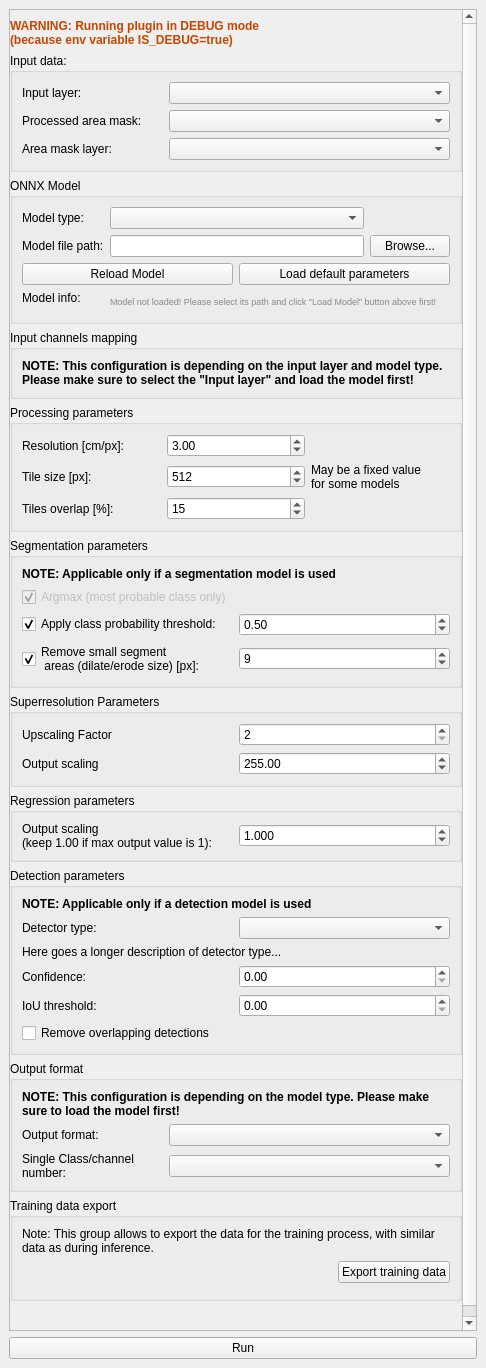
Before: the Qt Designer form src/deepness/deepness_dockwidget.ui in PUTvision/qgis-plugin-deepness, drawn with Qt 5.
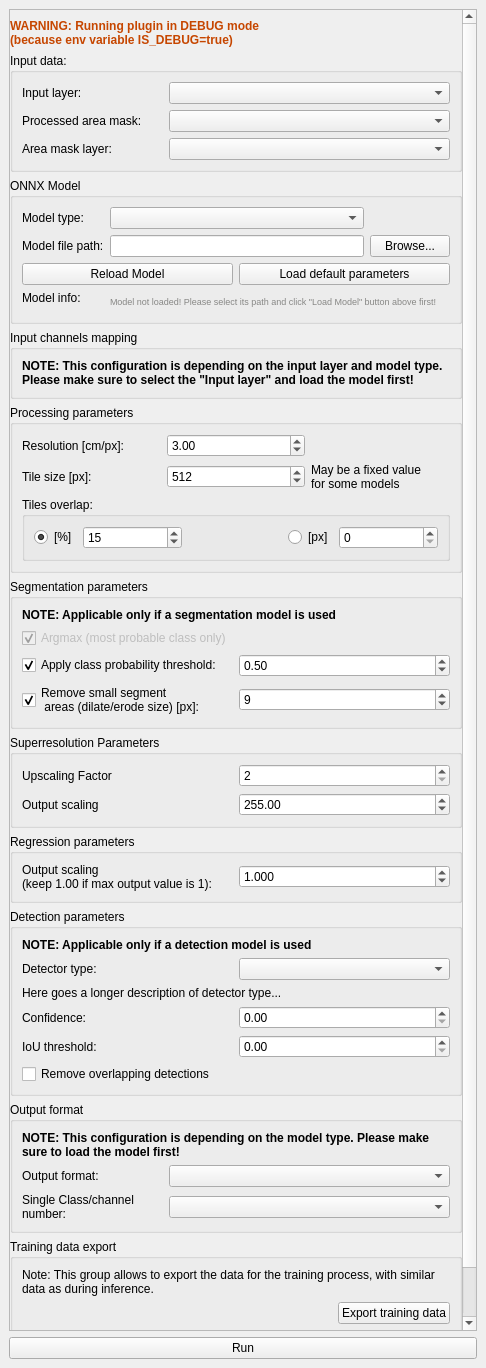
After: the same form once the commit is applied. Custom widgets are drawn as their Qt base class.

Commit message: Add pixel overlap option

Diff of the .ui file:
```diff
--- a/src/deepness/deepness_dockwidget.ui
+++ b/src/deepness/deepness_dockwidget.ui
@@ -26,7 +26,7 @@
          <x>0</x>
          <y>0</y>
          <width>452</width>
-         <height>1503</height>
+         <height>1487</height>
         </rect>
        </property>
        <layout class="QVBoxLayout" name="verticalLayout_3">
@@ -44,7 +44,6 @@
           <property name="font">
            <font>
             <pointsize>9</pointsize>
-            <weight>75</weight>
             <bold>true</bold>
            </font>
           </property>
@@ -238,7 +237,6 @@
             <widget class="QLabel" name="label_12">
              <property name="font">
               <font>
-               <weight>75</weight>
                <bold>true</bold>
               </font>
              </property>
@@ -265,13 +263,6 @@
            <string>Processing parameters</string>
           </property>
           <layout class="QGridLayout" name="gridLayout_8">
-           <item row="1" column="0">
-            <widget class="QLabel" name="label_8">
-             <property name="text">
-              <string>Tile size [px]:</string>
-             </property>
-            </widget>
-           </item>
            <item row="0" column="1">
             <widget class="QDoubleSpinBox" name="doubleSpinBox_resolution_cm_px">
              <property name="toolTip">
@@ -291,6 +282,96 @@
              </property>
             </widget>
            </item>
+           <item row="2" column="0" colspan="3">
+            <widget class="QGroupBox" name="groupBox">
+             <property name="title">
+              <string>Tiles overlap:</string>
+             </property>
+             <layout class="QGridLayout" name="gridLayout_3">
+              <item row="0" column="1">
+               <widget class="QSpinBox" name="spinBox_processingTileOverlapPercentage">
+                <property name="sizePolicy">
+                 <sizepolicy hsizetype="MinimumExpanding" vsizetype="Fixed">
+                  <horstretch>0</horstretch>
+                  <verstretch>0</verstretch>
+                 </sizepolicy>
+                </property>
+                <property name="minimumSize">
+                 <size>
+                  <width>80</width>
+                  <height>0</height>
+                 </size>
+                </property>
+                <property name="toolTip">
+                 <string>&lt;html&gt;&lt;head/&gt;&lt;body&gt;&lt;p&gt;Defines how much tiles should overlap on their neighbours during processing.&lt;/p&gt;&lt;p&gt;Especially required for model which introduce distortions on the edges of images, so that it can be removed in postprocessing.&lt;/p&gt;&lt;/body&gt;&lt;/html&gt;</string>
+                </property>
+                <property name="suffix">
+                 <string/>
+                </property>
+                <property name="value">
+                 <number>15</number>
+                </property>
+               </widget>
+              </item>
+              <item row="0" column="4">
+               <widget class="QSpinBox" name="spinBox_processingTileOverlapPixels">
+                <property name="sizePolicy">
+                 <sizepolicy hsizetype="MinimumExpanding" vsizetype="Fixed">
+                  <horstretch>0</horstretch>
+                  <verstretch>0</verstretch>
+                 </sizepolicy>
+                </property>
+                <property name="minimumSize">
+                 <size>
+                  <width>80</width>
+                  <height>0</height>
+                 </size>
+                </property>
+                <property name="maximum">
+                 <number>9999999</number>
+                </property>
+               </widget>
+              </item>
+              <item row="0" column="3">
+               <widget class="QRadioButton" name="radioButton_processingTileOverlapPixels">
+                <property name="text">
+                 <string>[px]</string>
+                </property>
+               </widget>
+              </item>
+              <item row="0" column="0">
+               <widget class="QRadioButton" name="radioButton_processingTileOverlapPercentage">
+                <property name="text">
+                 <string>[%]</string>
+                </property>
+                <property name="checked">
+                 <bool>true</bool>
+                </property>
+               </widget>
+              </item>
+              <item row="0" column="2">
+               <spacer name="horizontalSpacer_2">
+                <property name="orientation">
+                 <enum>Qt::Horizontal</enum>
+                </property>
+                <property name="sizeHint" stdset="0">
+                 <size>
+                  <width>40</width>
+                  <height>20</height>
+                 </size>
+                </property>
+               </spacer>
+              </item>
+             </layout>
+            </widget>
+           </item>
+           <item row="1" column="0">
+            <widget class="QLabel" name="label_8">
+             <property name="text">
+              <string>Tile size [px]:</string>
+             </property>
+            </widget>
+           </item>
            <item row="0" column="0">
             <widget class="QLabel" name="label">
              <property name="text">
@@ -298,6 +379,14 @@
              </property>
             </widget>
            </item>
+           <item row="1" column="2">
+            <widget class="QLabel" name="label_13">
+             <property name="text">
+              <string>May be a fixed value
+for some models</string>
+             </property>
+            </widget>
+           </item>
            <item row="1" column="1">
             <widget class="QSpinBox" name="spinBox_tileSize_px">
              <property name="enabled">
@@ -314,34 +403,6 @@
              </property>
             </widget>
            </item>
-           <item row="1" column="2">
-            <widget class="QLabel" name="label_13">
-             <property name="text">
-              <string>May be a fixed value
-for some models</string>
-             </property>
-            </widget>
-           </item>
-           <item row="2" column="0">
-            <widget class="QLabel" name="label_19">
-             <property name="text">
-              <string>Tiles overlap [%]:</string>
-             </property>
-            </widget>
-           </item>
-           <item row="2" column="1">
-            <widget class="QSpinBox" name="spinBox_processingTileOverlapPercentage">
-             <property name="toolTip">
-              <string>&lt;html&gt;&lt;head/&gt;&lt;body&gt;&lt;p&gt;Defines how much tiles should overlap on their neighbours during processing.&lt;/p&gt;&lt;p&gt;Especially required for model which introduce distortions on the edges of images, so that it can be removed in postprocessing.&lt;/p&gt;&lt;/body&gt;&lt;/html&gt;</string>
-             </property>
-             <property name="suffix">
-              <string/>
-             </property>
-             <property name="value">
-              <number>15</number>
-             </property>
-            </widget>
-           </item>
           </layout>
          </widget>
         </item>
@@ -371,7 +432,6 @@
             <widget class="QLabel" name="label_2">
              <property name="font">
               <font>
-               <weight>75</weight>
                <bold>true</bold>
               </font>
              </property>
@@ -567,7 +627,6 @@
             <widget class="QLabel" name="label_20">
              <property name="font">
               <font>
-               <weight>75</weight>
                <bold>true</bold>
               </font>
              </property>
@@ -661,7 +720,6 @@
             <widget class="QLabel" name="label_17">
              <property name="font">
               <font>
-               <weight>75</weight>
                <bold>true</bold>
               </font>
              </property>
```
The commit also changes 15 other files.
